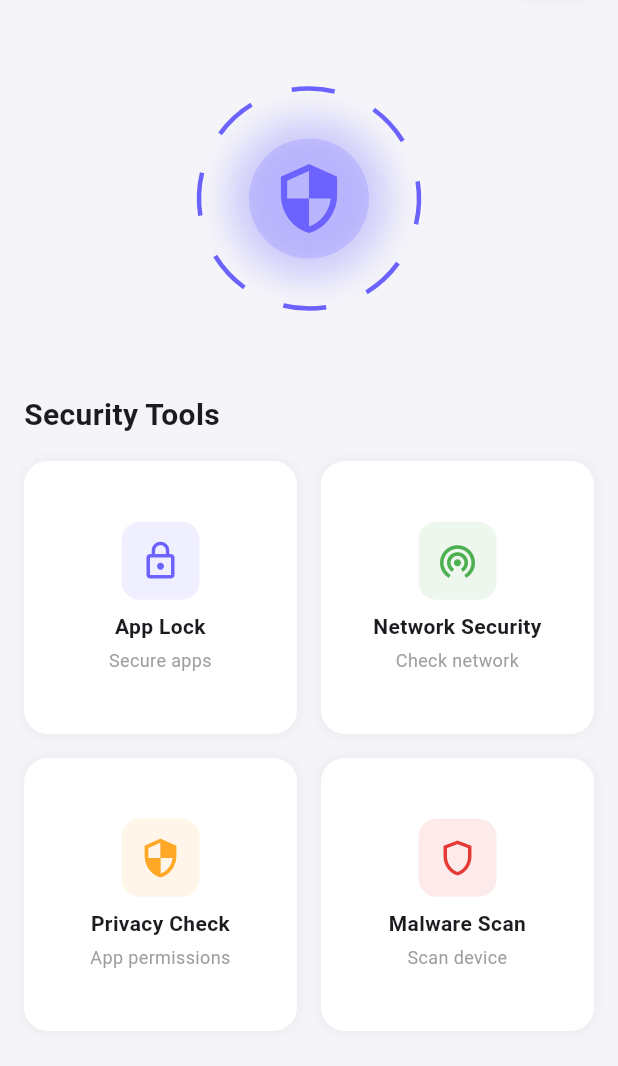
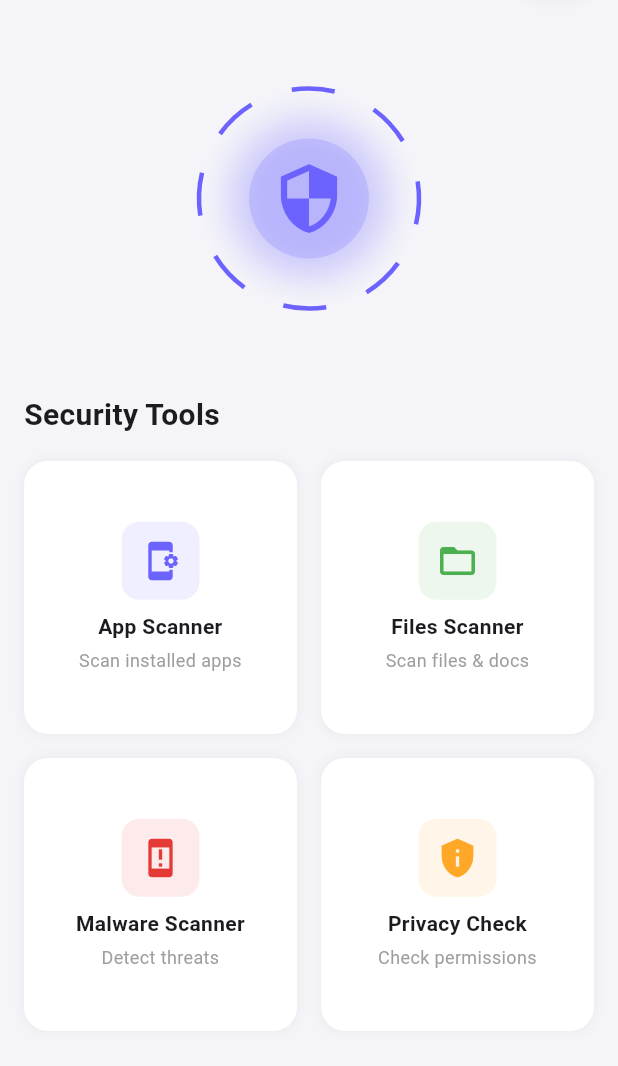
Before and after one commit to DragonEmperor9480/CyberSurakshit, a Flutter app: the screen it shows after launch, on a phone screen of 412 x 824 dp, the part 106-1172 px from its top. Run offline on Flutter 3.47's test engine with Material 3 defaults, Android fonts, the phone set to English and light mode, and no system bars; our stand-ins replace google_fonts.

Commit message:
Add Basic Security tools cards window

```diff
--- a/lib/screens/home_screen.dart
+++ b/lib/screens/home_screen.dart
@@ -74,32 +74,32 @@ class HomeScreen extends StatelessWidget {
 
   Widget _buildSecurityTools(BuildContext context) {
     final screenWidth = MediaQuery.of(context).size.width;
-    final cardWidth = (screenWidth - 48) / 2; // Account for padding and spacing
+    final cardWidth = (screenWidth - 48) / 2;
 
     final tools = [
       {
-        'icon': Icons.lock_outline,
-        'title': 'App Lock',
-        'subtitle': 'Secure apps',
+        'icon': Icons.app_settings_alt,
+        'title': 'App Scanner',
+        'subtitle': 'Scan installed apps',
         'color': const Color(0xFF6C63FF),
       },
       {
-        'icon': Icons.wifi_tethering,
-        'title': 'Network Security',
-        'subtitle': 'Check network',
+        'icon': Icons.folder_open,
+        'title': 'Files Scanner',
+        'subtitle': 'Scan files & docs',
         'color': const Color(0xFF4CAF50),
       },
       {
-        'icon': Icons.security,
-        'title': 'Privacy Check',
-        'subtitle': 'App permissions',
-        'color': const Color(0xFFFFA726),
+        'icon': Icons.security_update_warning,
+        'title': 'Malware Scanner',
+        'subtitle': 'Detect threats',
+        'color': const Color(0xFFE53935),
       },
       {
-        'icon': Icons.shield_outlined,
-        'title': 'Malware Scan',
-        'subtitle': 'Scan device',
-        'color': const Color(0xFFE53935),
+        'icon': Icons.privacy_tip,
+        'title': 'Privacy Check',
+        'subtitle': 'Check permissions',
+        'color': const Color(0xFFFFA726),
       },
     ];
 
```
